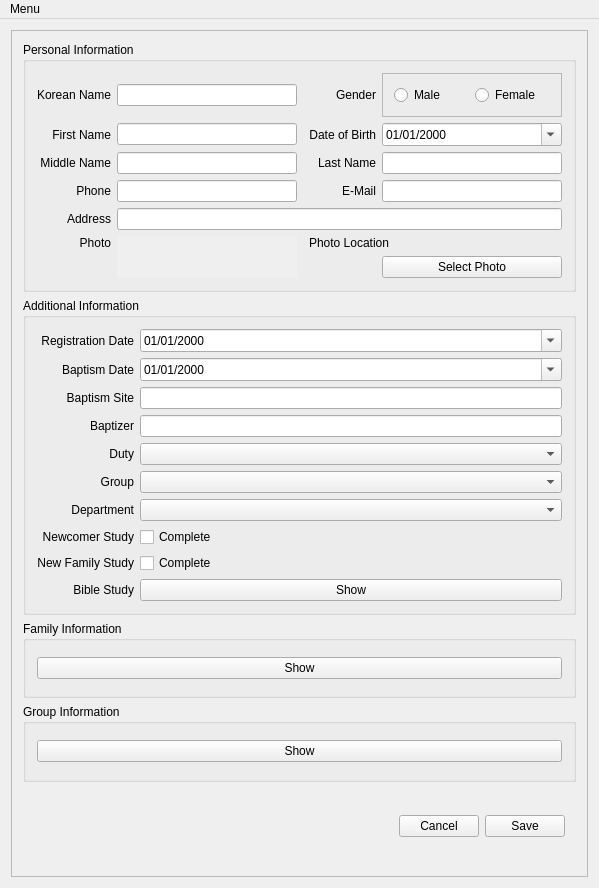
Before: the Qt Designer form gui/newmember.ui in BoraYang/onnuri, drawn with Qt 5.
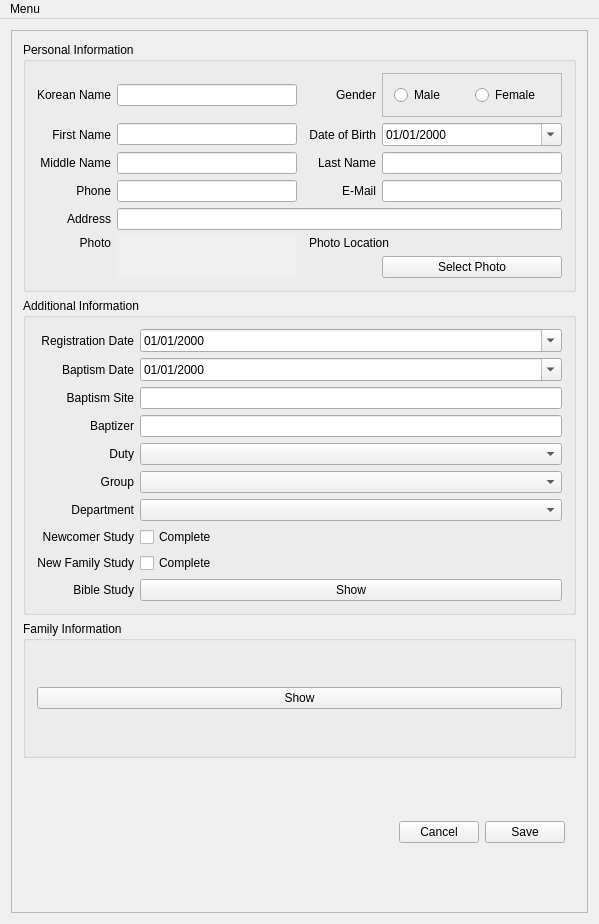
After: the same form once the commit is applied.

Patch:
```diff
--- a/gui/newmember.ui
+++ b/gui/newmember.ui
@@ -7,7 +7,7 @@
     <x>0</x>
     <y>0</y>
     <width>599</width>
-    <height>888</height>
+    <height>924</height>
    </rect>
   </property>
   <property name="windowTitle">
@@ -411,22 +411,6 @@
          </layout>
         </widget>
        </item>
-       <item>
-        <widget class="QGroupBox" name="groupBox_4">
-         <property name="title">
-          <string>Group Information</string>
-         </property>
-         <layout class="QVBoxLayout" name="verticalLayout_4">
-          <item>
-           <widget class="QPushButton" name="btn_show_group">
-            <property name="text">
-             <string>Show</string>
-            </property>
-           </widget>
-          </item>
-         </layout>
-        </widget>
-       </item>
        <item>
         <widget class="QFrame" name="frame_2">
          <property name="sizePolicy">
```
Left out of the diff: 1 changed line with no effect on the pictures.
